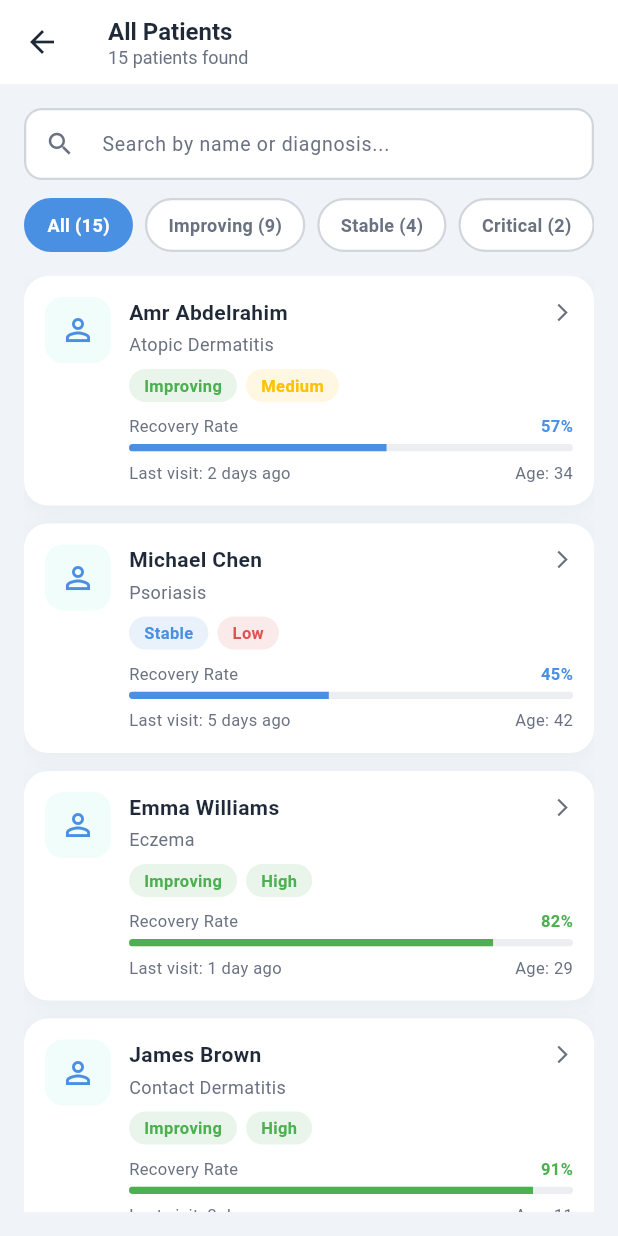
After one commit to ziad-abdelalim-911/Dermalyze_app, a Flutter app: the AllPatientsScreen screen opened directly, on a phone screen of 412 x 824 dp. The commit adds this screen. Run offline on Flutter 3.47's test engine with Material 3 defaults, Android fonts, the phone set to English and light mode, and no system bars; our stand-ins replace dio, flutter_bloc, flutter_secure_storage, flutter_spinkit, flutter_svg, gap and 3 more; accounts and stored records are empty.

Commit message:
feat: add all patients screen UI

```diff
--- /dev/null
+++ b/lib/features/auth/view/home/doctor/screens/all_patients_screen.dart
@@ -0,0 +1,190 @@
+import 'package:dermalyze/core/constants/app_colors.dart';
+import 'package:dermalyze/core/routes/app_routes.dart';
+import 'package:dermalyze/features/auth/view/home/doctor/widgets/patient_item_card.dart';
+import 'package:dermalyze/features/auth/view/home/doctor/widgets/patients_filter_tabs.dart';
+import 'package:flutter/material.dart';
+
+class _Patient {
+  final String name;
+  final String diagnosis;
+  final String status;
+  final String quality;
+  final double recoveryRate;
+  final String lastVisit;
+  final int age;
+
+  const _Patient({
+    required this.name,
+    required this.diagnosis,
+    required this.status,
+    required this.quality,
+    required this.recoveryRate,
+    required this.lastVisit,
+    required this.age,
+  });
+}
+
+class AllPatientsScreen extends StatefulWidget {
+  const AllPatientsScreen({super.key});
+
+  @override
+  State<AllPatientsScreen> createState() => _AllPatientsScreenState();
+}
+
+class _AllPatientsScreenState extends State<AllPatientsScreen> {
+  final _searchController = TextEditingController();
+  String _selectedFilter = 'All';
+
+  // Mock Data
+  final List<_Patient> _allPatients = const [
+    _Patient(name: 'Amr Abdelrahim', diagnosis: 'Atopic Dermatitis', status: 'Improving', quality: 'Medium', recoveryRate: 0.58, lastVisit: '2 days ago', age: 34),
+    _Patient(name: 'Michael Chen', diagnosis: 'Psoriasis', status: 'Stable', quality: 'Low', recoveryRate: 0.45, lastVisit: '5 days ago', age: 42),
+    _Patient(name: 'Emma Williams', diagnosis: 'Eczema', status: 'Improving', quality: 'High', recoveryRate: 0.82, lastVisit: '1 day ago', age: 29),
+    _Patient(name: 'James Brown', diagnosis: 'Contact Dermatitis', status: 'Improving', quality: 'High', recoveryRate: 0.91, lastVisit: '3 days ago', age: 11),
+    _Patient(name: 'Olivia Davis', diagnosis: 'Rosacea', status: 'Stable', quality: 'Medium', recoveryRate: 0.56, lastVisit: '4 days ago', age: 29),
+    _Patient(name: 'Robert Miller', diagnosis: 'Seborrheic Dermatitis', status: 'Improving', quality: 'Medium', recoveryRate: 0.73, lastVisit: '1 day ago', age: 41),
+    _Patient(name: 'Sophia Garcia', diagnosis: 'Acne Vulgaris', status: 'Improving', quality: 'High', recoveryRate: 0.68, lastVisit: '6 hours ago', age: 22),
+    _Patient(name: 'William Martinez', diagnosis: 'Dermatitis-reperfomis', status: 'Critical', quality: 'Low', recoveryRate: 0.25, lastVisit: '10 years ago', age: 31),
+    _Patient(name: 'Isabella Rodriguez', diagnosis: 'Perioral Dermatitis', status: 'Stable', quality: 'Medium', recoveryRate: 0.65, lastVisit: '2 days ago', age: 31),
+    _Patient(name: 'Benjamin Taylor', diagnosis: 'Nummular Eczema', status: 'Improving', quality: 'High', recoveryRate: 0.77, lastVisit: '2 days ago', age: 44),
+    _Patient(name: 'Mia Anderson', diagnosis: 'Stasis Dermatitis', status: 'Stable', quality: 'Medium', recoveryRate: 0.52, lastVisit: '5 days ago', age: 13),
+    _Patient(name: 'Ethan Thomas', diagnosis: 'Allergic Contact Dermatitis', status: 'Critical', quality: 'Low', recoveryRate: 0.29, lastVisit: '1 day ago', age: 28),
+    _Patient(name: 'Charlotte Jackson', diagnosis: 'Dyshidrotic Eczema', status: 'Improving', quality: 'Medium', recoveryRate: 0.18, lastVisit: '4 days ago', age: 26),
+    _Patient(name: 'Alexander White', diagnosis: 'Lichen Planus', status: 'Improving', quality: 'High', recoveryRate: 0.84, lastVisit: '2 days ago', age: 48),
+    _Patient(name: 'Amelia Harris', diagnosis: 'Photodermatitis', status: 'Improving', quality: 'High', recoveryRate: 0.82, lastVisit: '1 day ago', age: 31),
+  ];
+
+  List<_Patient> get _filteredPatients {
+    List<_Patient> result = _allPatients;
+
+    // Filter by status
+    if (_selectedFilter != 'All') {
+      result = result
+          .where((p) =>
+              p.status.toLowerCase() == _selectedFilter.toLowerCase())
+          .toList();
+    }
+
+    // Filter by search
+    final query = _searchController.text.toLowerCase();
+    if (query.isNotEmpty) {
+      result = result
+          .where((p) =>
+              p.name.toLowerCase().contains(query) ||
+              p.diagnosis.toLowerCase().contains(query))
+          .toList();
+    }
+
+    return result;
+  }
+
+  Map<String, int> get _filterCounts => {
+        'All': _allPatients.length,
+        'Improving': _allPatients.where((p) => p.status == 'Improving').length,
+        'Stable': _allPatients.where((p) => p.status == 'Stable').length,
+        'Critical': _allPatients.where((p) => p.status == 'Critical').length,
+      };
+
+  @override
+  void dispose() {
+    _searchController.dispose();
+    super.dispose();
+  }
+
+  @override
+  Widget build(BuildContext context) {
+    return Scaffold(
+      backgroundColor: const Color(0xFFF0F4F8),
+      appBar: AppBar(
+        backgroundColor: AppColors.White,
+        elevation: 0,
+        leading: IconButton(
+          icon: Icon(Icons.arrow_back, color: AppColors.Black),
+          onPressed: () => Navigator.pop(context),
+        ),
+        title: Column(
+          crossAxisAlignment: CrossAxisAlignment.start,
+          children: [
+            Text(
+              'All Patients',
+              style: TextStyle(
+                fontSize: 16,
+                fontWeight: FontWeight.bold,
+                color: AppColors.Black,
+              ),
+            ),
+            Text(
+              '${_filteredPatients.length} patients found',
+              style: TextStyle(fontSize: 12, color: AppColors.Gray),
+            ),
+          ],
+        ),
+      ),
+      body: Padding(
+        padding: const EdgeInsets.fromLTRB(16, 16, 16, 16),
+        child: Column(
+          children: [
+            // Search Bar
+            TextField(
+              controller: _searchController,
+              onChanged: (_) => setState(() {}),
+              style: TextStyle(fontSize: 14, color: AppColors.Black),
+              decoration: InputDecoration(
+                hintText: 'Search by name or diagnosis...',
+                hintStyle: TextStyle(fontSize: 13, color: AppColors.Gray),
+                prefixIcon:
+                    Icon(Icons.search, color: AppColors.Gray, size: 20),
+                filled: true,
+                fillColor: Colors.white,
+                contentPadding: const EdgeInsets.symmetric(vertical: 12),
+                border: OutlineInputBorder(
+                  borderRadius: BorderRadius.circular(12),
+                  borderSide:
+                      BorderSide(color: AppColors.Gray2, width: 1.5),
+                ),
+                enabledBorder: OutlineInputBorder(
+                  borderRadius: BorderRadius.circular(12),
+                  borderSide:
+                      BorderSide(color: AppColors.Gray2, width: 1.5),
+                ),
+                focusedBorder: OutlineInputBorder(
+                  borderRadius: BorderRadius.circular(12),
+                  borderSide:
+                      BorderSide(color: AppColors.SkyBlue, width: 1.8),
+                ),
+              ),
+            ),
+            const SizedBox(height: 12),
+            // Filter Tabs
+            PatientsFilterTabs(
+              selectedFilter: _selectedFilter,
+              onFilterChanged: (f) => setState(() => _selectedFilter = f),
+              filterCounts: _filterCounts,
+            ),
+            const SizedBox(height: 16),
+            // Patients List
+            Expanded(
+              child: ListView.builder(
+                itemCount: _filteredPatients.length,
+                itemBuilder: (_, i) {
+                  final p = _filteredPatients[i];
+                  return PatientItemCard(
+                    name: p.name,
+                    diagnosis: p.diagnosis,
+                    statusBadge: p.status,
+                    qualityBadge: p.quality,
+                    recoveryRate: p.recoveryRate,
+                    lastVisit: p.lastVisit,
+                    age: p.age,
+                    onTap: () => Navigator.pushNamed(
+                        context, AppRoutes.patientDetails),
+                  );
+                },
+              ),
+            ),
+          ],
+        ),
+      ),
+    );
+  }
+}
--- a/lib/features/auth/view/home/doctor/screens/doctor_home_screen.dart
+++ b/lib/features/auth/view/home/doctor/screens/doctor_home_screen.dart
@@ -6,6 +6,7 @@ import 'package:dermalyze/features/auth/view/home/doctor/widgets/patient_list_ca
 import 'package:dermalyze/features/auth/view/home/doctor/widgets/patient_search_bar.dart';
 import 'package:dermalyze/features/auth/view/home/doctor/widgets/quick_actions_card.dart';
 import 'package:dermalyze/features/auth/view/home/doctor/widgets/stats_grid_card.dart';
+import 'package:dermalyze/features/auth/view/patients/screens/add_new_patient_screen.dart';
 import 'package:flutter/material.dart';
 
 class DoctorHomeScreen extends StatefulWidget {
@@ -182,7 +183,9 @@ class _DoctorHomeScreenState extends State<DoctorHomeScreen> {
                                   ),
                                   child: IconButton(
                                     onPressed: () => Navigator.pushNamed(
-                                        context, AppRoutes.notifications),
+                                      context,
+                                      AppRoutes.notifications,
+                                    ),
                                     icon: const Icon(
                                       Icons.notifications_outlined,
                                       color: Colors.white,
@@ -241,8 +244,8 @@ class _DoctorHomeScreenState extends State<DoctorHomeScreen> {
                 crossAxisAlignment: CrossAxisAlignment.start,
                 children: [
                   AddPatientBanner(
-                    onTap: () => Navigator.pushNamed(
-                        context, AppRoutes.addNewPatient),
+                    onTap: () =>
+                        Navigator.pushNamed(context, AppRoutes.addNewPatient),
                   ),
                   const SizedBox(height: 16),
                   PatientSearchBar(
@@ -270,15 +273,17 @@ class _DoctorHomeScreenState extends State<DoctorHomeScreen> {
                   const SizedBox(height: 10),
                   PatientListCard(
                     patients: _filteredPatients,
-                    onPatientTap: (p) => Navigator.pushNamed(
-                        context, AppRoutes.patientDetails),
+                    onPatientTap: (p) =>
+                        Navigator.pushNamed(context, AppRoutes.patientDetails),
                   ),
                   const SizedBox(height: 16),
                   QuickActionsCard(
                     totalPatients: '247',
                     criticalCases: '5',
-                    onAllPatients: () {},
-                    onCritical: () {},
+                    onAllPatients: () =>
+                        Navigator.pushNamed(context, AppRoutes.allPatients),
+                    onCritical: () =>
+                        Navigator.pushNamed(context, AppRoutes.allPatients),
                   ),
                   const SizedBox(height: 16),
                   ClinicalResourcesCard(
--- /dev/null
+++ b/lib/features/auth/view/home/doctor/widgets/patient_item_card.dart
@@ -0,0 +1,209 @@
+import 'package:dermalyze/core/constants/app_colors.dart';
+import 'package:flutter/material.dart';
+
+class PatientItemCard extends StatelessWidget {
+  final String name;
+  final String diagnosis;
+  final String statusBadge;
+  final String qualityBadge;
+  final double recoveryRate;
+  final String lastVisit;
+  final int age;
+  final VoidCallback onTap;
+
+  const PatientItemCard({
+    super.key,
+    required this.name,
+    required this.diagnosis,
+    required this.statusBadge,
+    required this.qualityBadge,
+    required this.recoveryRate,
+    required this.lastVisit,
+    required this.age,
+    required this.onTap,
+  });
+
+  Color _statusColor(String status) {
+    switch (status.toLowerCase()) {
+      case 'improving':
+        return const Color(0xFF4CAF50);
+      case 'stable':
+        return const Color(0xFF4A90E2);
+      case 'recovering':
+        return const Color(0xFF4ECDC4);
+      case 'critical':
+        return const Color(0xFFE05252);
+      default:
+        return AppColors.Gray;
+    }
+  }
+
+  Color _qualityColor(String quality) {
+    switch (quality.toLowerCase()) {
+      case 'high':
+        return const Color(0xFF4CAF50);
+      case 'medium':
+        return const Color(0xFFFFC107);
+      case 'low':
+        return const Color(0xFFE05252);
+      default:
+        return AppColors.Gray;
+    }
+  }
+
+  Color _progressColor(double rate) {
+    if (rate >= 0.7) return const Color(0xFF4CAF50);
+    if (rate >= 0.4) return const Color(0xFF4A90E2);
+    return const Color(0xFFE05252);
+  }
+
+  @override
+  Widget build(BuildContext context) {
+    return GestureDetector(
+      onTap: onTap,
+      child: Container(
+        margin: const EdgeInsets.only(bottom: 12),
+        padding: const EdgeInsets.all(14),
+        decoration: BoxDecoration(
+          color: Colors.white,
+          borderRadius: BorderRadius.circular(16),
+          boxShadow: [
+            BoxShadow(
+              color: Colors.blueGrey.withOpacity(0.07),
+              blurRadius: 10,
+              offset: const Offset(0, 2),
+            ),
+          ],
+        ),
+        child: Row(
+          crossAxisAlignment: CrossAxisAlignment.start,
+          children: [
+            // Avatar
+            Container(
+              width: 44,
+              height: 44,
+              decoration: BoxDecoration(
+                color: AppColors.primaryColor,
+                borderRadius: BorderRadius.circular(12),
+              ),
+              child: Icon(
+                Icons.person_outline,
+                color: AppColors.SkyBlue,
+                size: 24,
+              ),
+            ),
+            const SizedBox(width: 12),
+            // Info
+            Expanded(
+              child: Column(
+                crossAxisAlignment: CrossAxisAlignment.start,
+                children: [
+                  // Name + Arrow
+                  Row(
+                    mainAxisAlignment: MainAxisAlignment.spaceBetween,
+                    children: [
+                      Text(
+                        name,
+                        style: TextStyle(
+                          fontSize: 14,
+                          fontWeight: FontWeight.w700,
+                          color: AppColors.Black,
+                        ),
+                      ),
+                      Icon(
+                        Icons.arrow_forward_ios,
+                        size: 14,
+                        color: AppColors.Gray,
+                      ),
+                    ],
+                  ),
+                  const SizedBox(height: 3),
+                  Text(
+                    diagnosis,
+                    style: TextStyle(fontSize: 12, color: AppColors.Gray),
+                  ),
+                  const SizedBox(height: 8),
+                  // Status + Quality Badges
+                  Row(
+                    children: [
+                      _buildBadge(statusBadge, _statusColor(statusBadge)),
+                      const SizedBox(width: 6),
+                      _buildBadge(qualityBadge, _qualityColor(qualityBadge)),
+                    ],
+                  ),
+                  const SizedBox(height: 8),
+                  // Recovery Rate Label
+                  Row(
+                    mainAxisAlignment: MainAxisAlignment.spaceBetween,
+                    children: [
+                      Text(
+                        'Recovery Rate',
+                        style: TextStyle(fontSize: 11, color: AppColors.Gray),
+                      ),
+                      Text(
+                        '${(recoveryRate * 100).toInt()}%',
+                        style: TextStyle(
+                          fontSize: 11,
+                          fontWeight: FontWeight.bold,
+                          color: _progressColor(recoveryRate),
+                        ),
+                      ),
+                    ],
+                  ),
+                  const SizedBox(height: 4),
+                  // Progress Bar
+                  ClipRRect(
+                    borderRadius: BorderRadius.circular(4),
+                    child: LinearProgressIndicator(
+                      value: recoveryRate,
+                      minHeight: 5,
+                      backgroundColor: AppColors.Gray2.withOpacity(0.4),
+                      valueColor: AlwaysStoppedAnimation<Color>(
+                        _progressColor(recoveryRate),
+                      ),
+                    ),
+                  ),
+                  const SizedBox(height: 6),
+                  // Last Visit + Age
+                  Row(
+                    mainAxisAlignment: MainAxisAlignment.spaceBetween,
+                    children: [
+                      Text(
+                        'Last visit: $lastVisit',
+                        style:
+                            TextStyle(fontSize: 11, color: AppColors.Gray),
+                      ),
+                      Text(
+                        'Age: $age',
+                        style:
+                            TextStyle(fontSize: 11, color: AppColors.Gray),
+                      ),
+                    ],
+                  ),
+                ],
+              ),
+            ),
+          ],
+        ),
+      ),
+    );
+  }
+
+  Widget _buildBadge(String text, Color color) {
+    return Container(
+      padding: const EdgeInsets.symmetric(horizontal: 10, vertical: 3),
+      decoration: BoxDecoration(
+        color: color.withOpacity(0.12),
+        borderRadius: BorderRadius.circular(20),
+      ),
+      child: Text(
+        text,
+        style: TextStyle(
+          fontSize: 11,
+          fontWeight: FontWeight.w600,
+          color: color,
+        ),
+      ),
+    );
+  }
+}
--- /dev/null
+++ b/lib/features/auth/view/home/doctor/widgets/patients_filter_tabs.dart
@@ -0,0 +1,57 @@
+import 'package:dermalyze/core/constants/app_colors.dart';
+import 'package:flutter/material.dart';
+
+class PatientsFilterTabs extends StatelessWidget {
+  final String selectedFilter;
+  final ValueChanged<String> onFilterChanged;
+  final Map<String, int> filterCounts;
+
+  const PatientsFilterTabs({
+    super.key,
+    required this.selectedFilter,
+    required this.onFilterChanged,
+    required this.filterCounts,
+  });
+
+  @override
+  Widget build(BuildContext context) {
+    final filters = filterCounts.keys.toList();
+
+    return SingleChildScrollView(
+      scrollDirection: Axis.horizontal,
+      child: Row(
+        children: filters.map((filter) {
+          final isSelected = selectedFilter == filter;
+          return Padding(
+            padding: const EdgeInsets.only(right: 8),
+            child: GestureDetector(
+              onTap: () => onFilterChanged(filter),
+              child: Container(
+                padding: const EdgeInsets.symmetric(
+                  horizontal: 14,
+                  vertical: 8,
+                ),
+                decoration: BoxDecoration(
+                  color: isSelected ? AppColors.SkyBlue : Colors.white,
+                  borderRadius: BorderRadius.circular(20),
+                  border: Border.all(
+                    color: isSelected ? AppColors.SkyBlue : AppColors.Gray2,
+                    width: 1.5,
+                  ),
+                ),
+                child: Text(
+                  '$filter (${filterCounts[filter]})',
+                  style: TextStyle(
+                    fontSize: 12,
+                    fontWeight: FontWeight.w600,
+                    color: isSelected ? Colors.white : AppColors.Gray,
+                  ),
+                ),
+              ),
+            ),
+          );
+        }).toList(),
+      ),
+    );
+  }
+}
```
